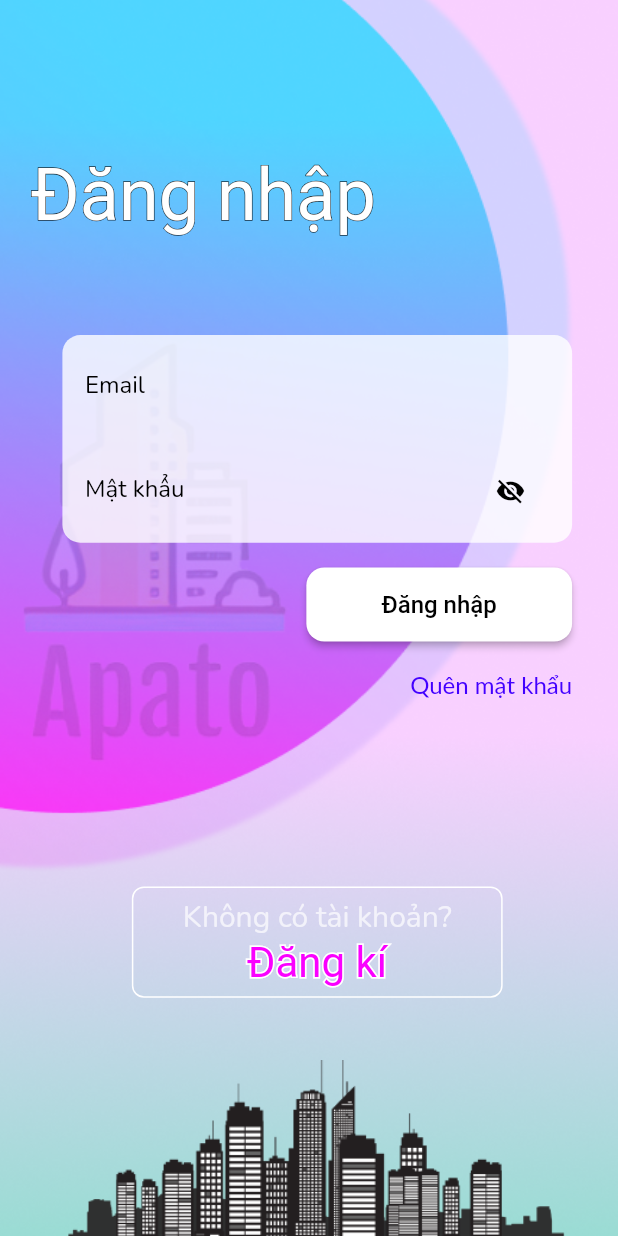
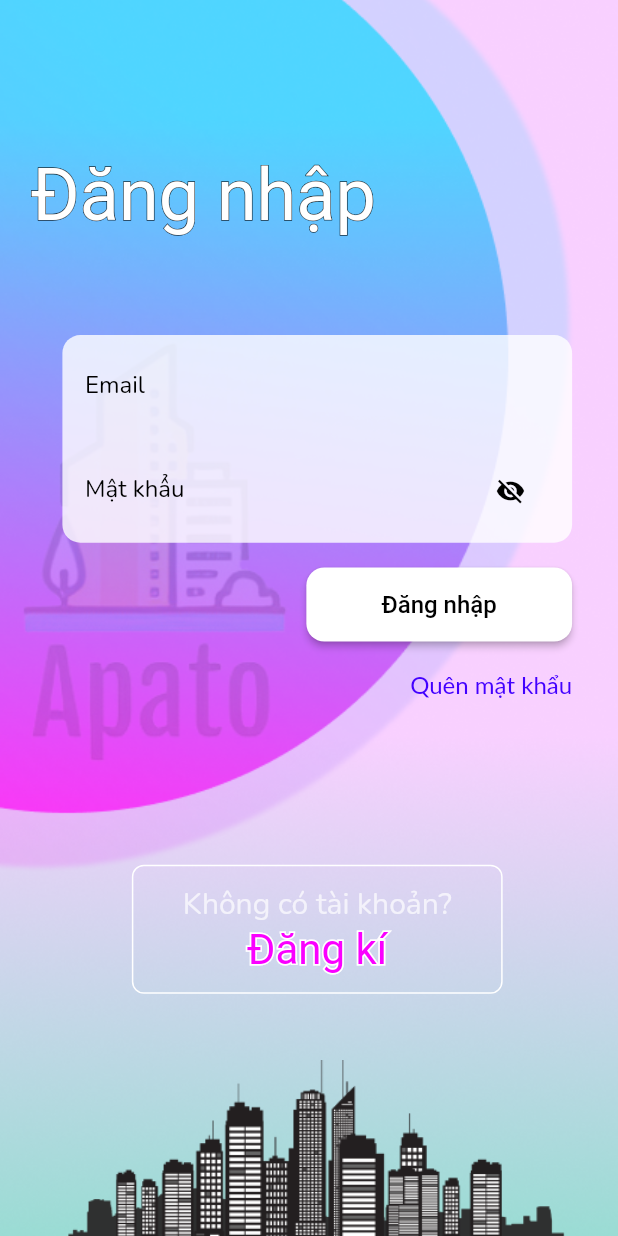
Before and after one commit to huynnq02/CondominiumManagement, a Flutter app: the screen it shows after launch, on a phone screen of 412 x 824 dp. Run offline on Flutter 3.47's test engine with Material 2 defaults, Android fonts, the phone set to English and light mode, and no system bars; our stand-ins replace dio, equatable, flutter_screenutil, flutter_svg, google_fonts, image_picker and 1 more; accounts and stored records are empty; Roboto replaces fonts that are missing (Tomorrow).

Commit message:
fix register button overflow bug on login screen

```diff
--- a/lib/src/screens/login screen/login_screen.dart
+++ b/lib/src/screens/login screen/login_screen.dart
@@ -200,10 +200,12 @@ class _LoginScreenState extends State<LoginScreen> {
                                         ),
                                       ),
                                     ),
-                                    SizedBox(height: height * 0.15),
+                                    // SizedBox(height: height * 0.15),
+                                    Spacer(),
                                     Container(
-                                      height: height * 0.09,
+                                      // height: height * 0.09,
                                       width: width * 0.6,
+                                      padding: EdgeInsets.symmetric(vertical: 12),
                                       decoration: BoxDecoration(
                                         border:
                                             Border.all(color: AppColors.White),
@@ -260,7 +262,8 @@ class _LoginScreenState extends State<LoginScreen> {
                                         ],
                                       ),
                                     ),
-                                    Spacer(),
+                                    // Spacer(),
+                                    const SizedBox(height: 44),
                                     Align(
                                         alignment: Alignment.bottomCenter,
                                         child: Image.asset('assets/city.png')),
```
